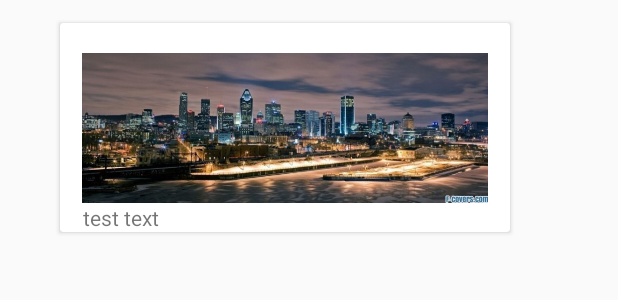
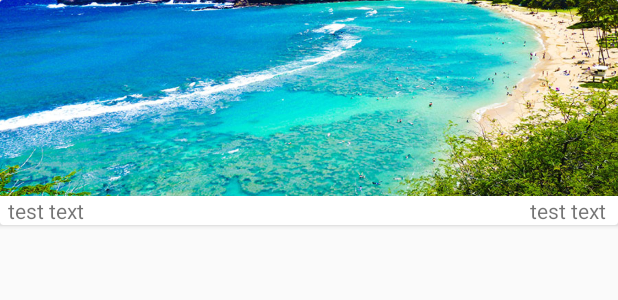
Before and after one commit to MobileDevelopersOfBerkeley/WingIt, an Android app: the layout row_view_past_adventure.xml on its own in the app's theme, with its tools: preview values and no code run, on a phone screen of 412 x 824 dp. Shown: the top 300 px of the screen. Run offline under Robolectric (Android 15) with nearby library versions, the phone set to English and light mode, and no system bars.

Commit message:
Updated Past Adventures XML

```diff
--- a/app/src/main/AndroidManifest.xml
+++ b/app/src/main/AndroidManifest.xml
@@ -72,7 +72,9 @@
             android:theme="@style/AppTheme.NoActionBar" />
         <activity android:name=".activities.PastAdventuresActivity"
             android:screenOrientation="portrait"
-            android:theme="@style/AppTheme.NoActionBar">
+            android:label="Past Adventures"
+            android:parentActivityName=".activities.CategorySelectorActivity"
+            android:theme="@style/AppTheme">
         </activity>
 
     </application>
--- a/app/src/main/java/com/mdb/wingit/wingit/activities/CategorySelectorActivity.java
+++ b/app/src/main/java/com/mdb/wingit/wingit/activities/CategorySelectorActivity.java
@@ -213,6 +213,7 @@ public class CategorySelectorActivity extends AppCompatActivity implements View.
     /** Generate adventure key in database for user's first adventure */
     private String startNewAdventure() {
         Adventure adventure = new Adventure(currentName, getDate(), getImage());
+        Log.v("cocks", adventure.getDate());
         DatabaseReference adventureRef = dbRef.child("Adventures");
         String adventureKey = adventureRef.push().getKey();
         adventureRef.child(adventureKey).setValue(adventure);
--- a/app/src/main/java/com/mdb/wingit/wingit/activities/PastAdventuresAdapter.java
+++ b/app/src/main/java/com/mdb/wingit/wingit/activities/PastAdventuresAdapter.java
@@ -4,6 +4,7 @@ import android.content.Context;
 import android.content.Intent;
 import android.support.v7.widget.CardView;
 import android.support.v7.widget.RecyclerView;
+import android.util.Log;
 import android.view.LayoutInflater;
 import android.view.View;
 import android.view.ViewGroup;
@@ -48,6 +49,7 @@ class PastAdventuresAdapter extends RecyclerView.Adapter<PastAdventuresAdapter.C
     public void onBindViewHolder(CustomViewHolder holder, int position) {
         Adventure adventure = adventures.get(position);
         holder.locationName.setText(adventure.getStartLoc());
+        holder.locationDate.setText(adventure.getDate());
         //TODO: Verify that getImageURL() returns a valid URL
         //Glide.with(context).load(adventure.getImageURL()).into(holder.locationImage);
     }
@@ -55,12 +57,14 @@ class PastAdventuresAdapter extends RecyclerView.Adapter<PastAdventuresAdapter.C
     class CustomViewHolder extends RecyclerView.ViewHolder {
         ImageView locationImage;
         TextView locationName;
+        TextView locationDate;
         CardView locationCard;
 
         CustomViewHolder(View view) {
             super(view);
             locationImage = (ImageView) view.findViewById(R.id.locationImage);
             locationName = (TextView) view.findViewById(R.id.locationText);
+            locationDate = (TextView) view.findViewById(R.id.locationDate);
             locationCard = (CardView) view.findViewById(R.id.adventureCard);
             locationCard.setOnClickListener(new View.OnClickListener() {
                 @Override
--- a/app/src/main/java/com/mdb/wingit/wingit/activities/PinMapActivity.java
+++ b/app/src/main/java/com/mdb/wingit/wingit/activities/PinMapActivity.java
@@ -11,7 +11,6 @@ import android.widget.TextView;
 import android.widget.Toast;
 
 import com.getbase.floatingactionbutton.FloatingActionButton;
-import com.getbase.floatingactionbutton.FloatingActionsMenu;
 import com.google.android.gms.maps.CameraUpdateFactory;
 import com.google.android.gms.maps.GoogleMap;
 import com.google.android.gms.maps.OnMapReadyCallback;
--- a/app/src/main/res/layout/row_view_past_adventure.xml
+++ b/app/src/main/res/layout/row_view_past_adventure.xml
@@ -1,36 +1,60 @@
 <?xml version="1.0" encoding="utf-8"?>
-<ScrollView xmlns:android="http://schemas.android.com/apk/res/android"
+<android.support.v7.widget.CardView xmlns:android="http://schemas.android.com/apk/res/android"
     xmlns:app="http://schemas.android.com/apk/res-auto"
-    android:layout_width="match_parent" android:layout_height="wrap_content">
+    xmlns:tools="http://schemas.android.com/tools"
+    android:id="@+id/adventureCard"
+    android:layout_width="match_parent"
+    android:layout_height="wrap_content"
+    android:layout_marginBottom="15dp"
+    android:orientation="vertical">
 
-    <android.support.v7.widget.CardView xmlns:android="http://schemas.android.com/apk/res/android"
-        android:id="@+id/adventureCard"
-        android:orientation="vertical" android:layout_width="wrap_content"
-        android:layout_height="wrap_content" android:layout_marginBottom="15dp"
-        android:layout_marginLeft="40dp" android:layout_marginTop="15dp">
-
-        <LinearLayout
-            android:layout_width="wrap_content"
+    <android.support.constraint.ConstraintLayout
+        android:layout_width="match_parent"
         android:layout_height="wrap_content"
         android:layout_gravity="center_horizontal"
-            android:orientation="vertical">
+        android:orientation="vertical"
+        tools:layout_editor_absoluteY="0dp"
+        tools:layout_editor_absoluteX="0dp">
 
         <ImageView
             android:id="@+id/locationImage"
-                android:layout_width="300dp"
-                android:layout_height="100dp"
+            android:layout_width="0dp"
+            android:layout_height="wrap_content"
             android:layout_gravity="center"
-                android:layout_marginTop="20dp"
-                android:src="@drawable/montreal" />
+            android:src="@drawable/hawaii_test"
+            android:scaleType="fitXY"
+            android:adjustViewBounds="true"
+            android:cropToPadding="false"
+            app:layout_constraintLeft_toLeftOf="parent"
+            app:layout_constraintTop_toTopOf="parent"
+            app:layout_constraintRight_toRightOf="parent"
+            android:layout_marginTop="-52dp"
+            app:layout_constraintHorizontal_bias="0.0" />
 
         <TextView
             android:id="@+id/locationText"
-                android:layout_width="match_parent"
+            android:layout_width="0dp"
             android:layout_height="wrap_content"
-                android:paddingLeft="15dp"
-                android:text="test text" />
+            android:text="test text"
+            app:layout_constraintRight_toRightOf="parent"
+            app:layout_constraintLeft_toLeftOf="parent"
+            app:layout_constraintTop_toBottomOf="@+id/locationImage"
+            app:layout_constraintBottom_toBottomOf="parent"
+            android:paddingLeft="5dp"
+            app:layout_constraintHorizontal_bias="0.0" />
+
+        <TextView
+            android:layout_width="wrap_content"
+            android:layout_height="wrap_content"
+            android:text="test text"
+            android:id="@+id/locationDate"
+            android:layout_marginRight="7dp"
+            app:layout_constraintRight_toRightOf="@+id/locationText"
+            app:layout_constraintBottom_toBottomOf="parent"
+            android:layout_marginBottom="-32dp"
+            android:layout_marginEnd="8dp"
+            app:layout_constraintTop_toBottomOf="@id/locationImage"/>
 
 
-        </LinearLayout>
+    </android.support.constraint.ConstraintLayout>
 </android.support.v7.widget.CardView>
-</ScrollView>
--- a/app/src/main/res/values/styles.xml
+++ b/app/src/main/res/values/styles.xml
@@ -3,9 +3,9 @@
     <!-- Base application theme. -->
     <style name="AppTheme" parent="Theme.AppCompat.Light.DarkActionBar">
         <!-- Customize your theme here. -->
-        <item name="colorPrimary">@color/colorPrimary</item>
-        <item name="colorPrimaryDark">@color/colorPrimaryDark</item>
-        <item name="colorAccent">@color/colorAccent</item>
+        <item name="colorPrimary">@color/light_blue</item>
+        <item name="colorPrimaryDark">@color/black</item>
+        <item name="colorAccent">@color/black</item>
 
     </style>
 
```
Also changed, not shown: app/src/main/java/com/mdb/wingit/wingit/activities/AdventureTimelineActivity.java (+0 -10 lines), app/src/main/java/com/mdb/wingit/wingit/activities/PastAdventuresActivity.java (+24 -9 lines), app/src/main/java/com/mdb/wingit/wingit/modelClasses/Adventure.java (+5 -5 lines), app/src/main/res/layout/activity_adventure_timeline.xml (+0 -13 lines), app/src/main/res/layout/activity_past_adventures.xml (+10 -19 lines), app/src/main/res/drawable/hawaii_banner.jpg (added), app/src/main/res/drawable/hawaii_test.jpg (added). Lines whose indentation alone changed are shown as unchanged.
